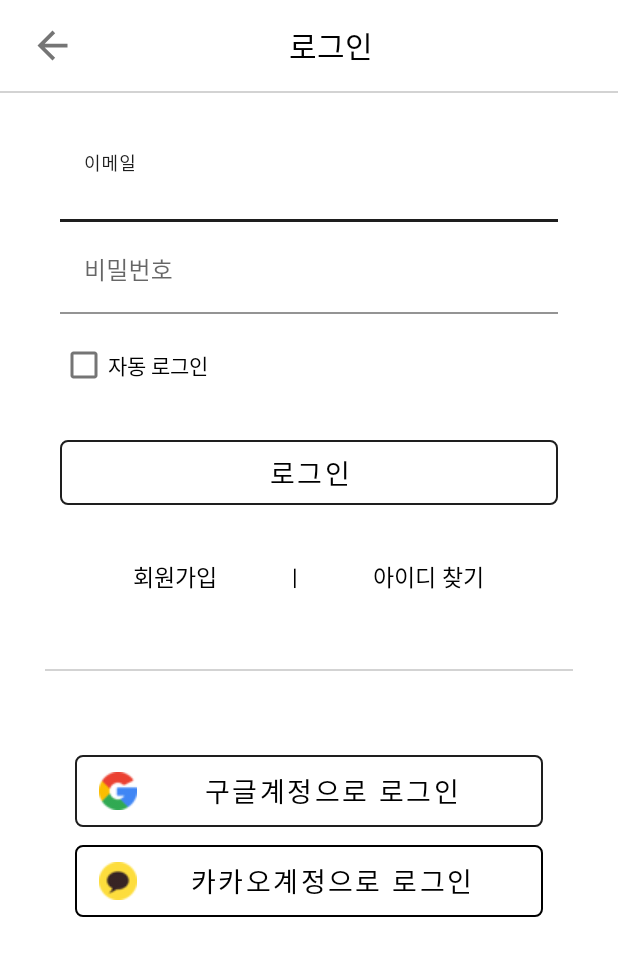
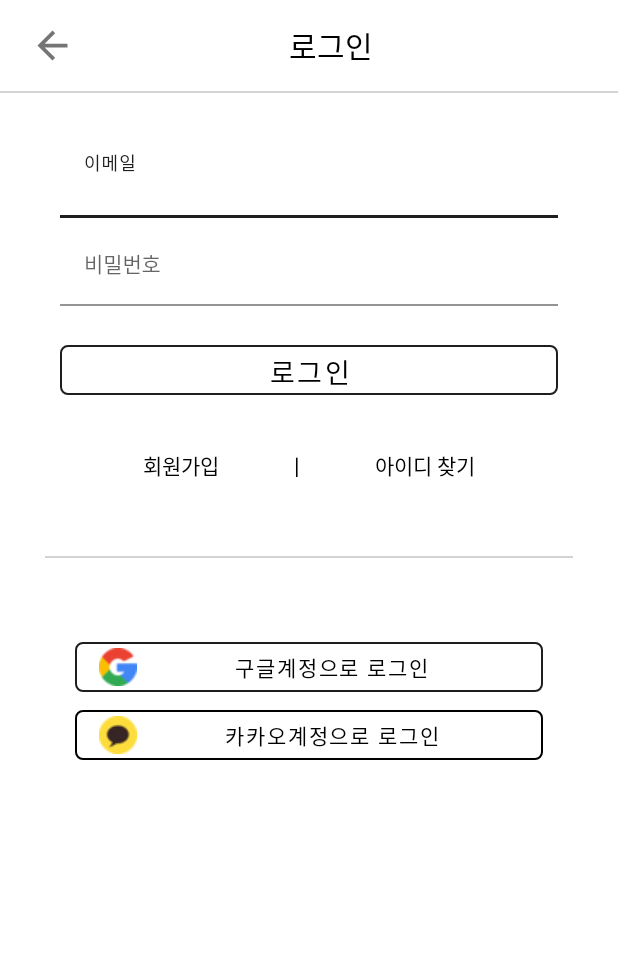
Before and after one commit to egg8/egg8, an Android app: the layout main1.xml on its own in the app's theme, with its tools: preview values and no code run, on a phone screen of 412 x 824 dp. Shown: the top 956 px of the screen. Run offline under Robolectric (Android 15) with nearby library versions, the phone set to English and light mode, and no system bars.

Commit message:
2021.01.18 김진욱
main1.xml // 수정

```diff
--- a/app/src/main/res/layout/main1.xml
+++ b/app/src/main/res/layout/main1.xml
@@ -24,6 +24,7 @@
                 android:layout_width="30dp"
                 android:layout_height="30dp"/>
             <TextView
+                android:fontFamily="@font/sandol_bold"
                 android:gravity="center"
                 android:text="@string/login"
                 android:textSize="20dp"
@@ -44,12 +45,13 @@
         android:layout_marginTop="30dp"
         android:layout_marginRight="40dp">
         <com.google.android.material.textfield.TextInputLayout
-            android:hint="이메일"
+            android:hint="@string/email"
             android:layout_width="match_parent"
             android:layout_height="wrap_content">
             <com.google.android.material.textfield.TextInputEditText
                 android:id="@+id/td_email"
                 android:inputType="text"
+                android:textSize="@dimen/txt_14"
                 android:backgroundTint="@color/white"
                 android:layout_width="match_parent"
                 android:layout_height="wrap_content">
@@ -65,11 +67,12 @@
         android:layout_width="match_parent"
         android:layout_height="wrap_content">
         <com.google.android.material.textfield.TextInputLayout
-            android:hint="비밀번호"
+            android:hint="@string/pw"
             android:layout_width="match_parent"
             android:layout_height="wrap_content">
             <com.google.android.material.textfield.TextInputEditText
                 android:id="@+id/td_pw"
+                android:textSize="@dimen/txt_14"
                 android:inputType="textPassword"
                 android:backgroundTint="@color/white"
                 android:layout_width="match_parent"
@@ -77,23 +80,7 @@
             </com.google.android.material.textfield.TextInputEditText>
         </com.google.android.material.textfield.TextInputLayout>
     </LinearLayout>
-    <LinearLayout
-        android:layout_marginLeft="40dp"
-        android:layout_marginRight="40dp"
-        android:layout_marginTop="10dp"
-        android:orientation="vertical"
-        android:layout_width="match_parent"
-        android:layout_height="wrap_content">
-        <com.google.android.material.checkbox.MaterialCheckBox
-            android:id="@+id/auto_login"
-            android:text="자동 로그인"
-            android:layout_width="match_parent"
-            android:layout_height="wrap_content">
 
-        </com.google.android.material.checkbox.MaterialCheckBox>
-
-
-    </LinearLayout>
 
 
     <LinearLayout
@@ -107,6 +94,7 @@
 
         <com.google.android.material.button.MaterialButton
             style="@style/Widget.MaterialComponents.Button.OutlinedButton"
+            android:fontFamily="@font/sandol_regular"
             android:id="@+id/login_btn"
             android:text="@string/login"
             android:textColor="@color/black"
@@ -114,7 +102,7 @@
             app:strokeColor="#1E1E1E"
             app:cornerRadius="5dp"
             android:layout_width="match_parent"
-            android:layout_height="55dp"/>
+            android:layout_height="45dp"/>
 
 
     </LinearLayout>
@@ -128,25 +116,27 @@
         android:layout_height="wrap_content">
 
         <TextView
+            android:fontFamily="@font/sandol_regular"
             android:id="@+id/join"
             android:text="@string/join"
             android:textColor="@color/black"
-            android:textSize="15dp"
+            android:textSize="@dimen/txt_14"
             android:layout_width="wrap_content"
             android:layout_height="wrap_content"/>
         <TextView
             android:layout_marginLeft="50dp"
             android:layout_marginRight="50dp"
             android:textColor="@color/black"
-            android:text="|"
+            android:text="@string/section"
             android:textSize="15dp"
             android:layout_width="wrap_content"
             android:layout_height="wrap_content"/>
         <TextView
+            android:fontFamily="@font/sandol_regular"
             android:id="@+id/find_pw"
             android:text="@string/find_id"
             android:textColor="@color/black"
-            android:textSize="15dp"
+            android:textSize="@dimen/txt_14"
             android:layout_width="wrap_content"
             android:layout_height="wrap_content"/>
     </LinearLayout>
@@ -170,25 +160,26 @@
         android:layout_height="wrap_content">
         <com.google.android.material.button.MaterialButton
             style="@style/Widget.MaterialComponents.Button.OutlinedButton"
+            android:fontFamily="@font/sandol_regular"
             android:id="@+id/google_join"
             android:drawableLeft="@drawable/glogo"
             android:textColor="@color/black"
-            android:textSize="18dp"
-            android:text="구글계정으로 로그인"
+            android:textSize="@dimen/txt_14"
+            android:text="@string/google_login"
             app:strokeColor="#1E1E1E"
             app:cornerRadius="5dp"
             android:layout_width="match_parent"
-            android:layout_height="60dp"/>
+            android:layout_height="45dp"/>
         <com.google.android.material.button.MaterialButton
             style="@style/Widget.MaterialComponents.Button.OutlinedButton"
             android:id="@+id/kakao_join"
             android:drawableLeft="@drawable/klogo"
-            android:textSize="18dp"
+            android:textSize="@dimen/txt_14"
             android:textColor="@color/black"
-            android:text="카카오계정으로 로그인"
+            android:text="@string/kakao_login"
             app:strokeColor="@color/black"
             app:cornerRadius="5dp"
             android:layout_width="match_parent"
-            android:layout_height="60dp"/>
+            android:layout_height="45dp"/>
     </LinearLayout>
 </LinearLayout>
--- a/app/src/main/res/values/strings.xml
+++ b/app/src/main/res/values/strings.xml
@@ -1,6 +1,7 @@
 <resources>
     <string name="app_name">egg8</string>
     <!--activity_first-->
+    <string name="section">|</string>
     <string name="message1">빠르고 간편하게,</string>
     <string name="message2">자주 가는 샵 예약하기!</string>
     <string name="res_service">RES 서비스로 이용하기</string>
```
